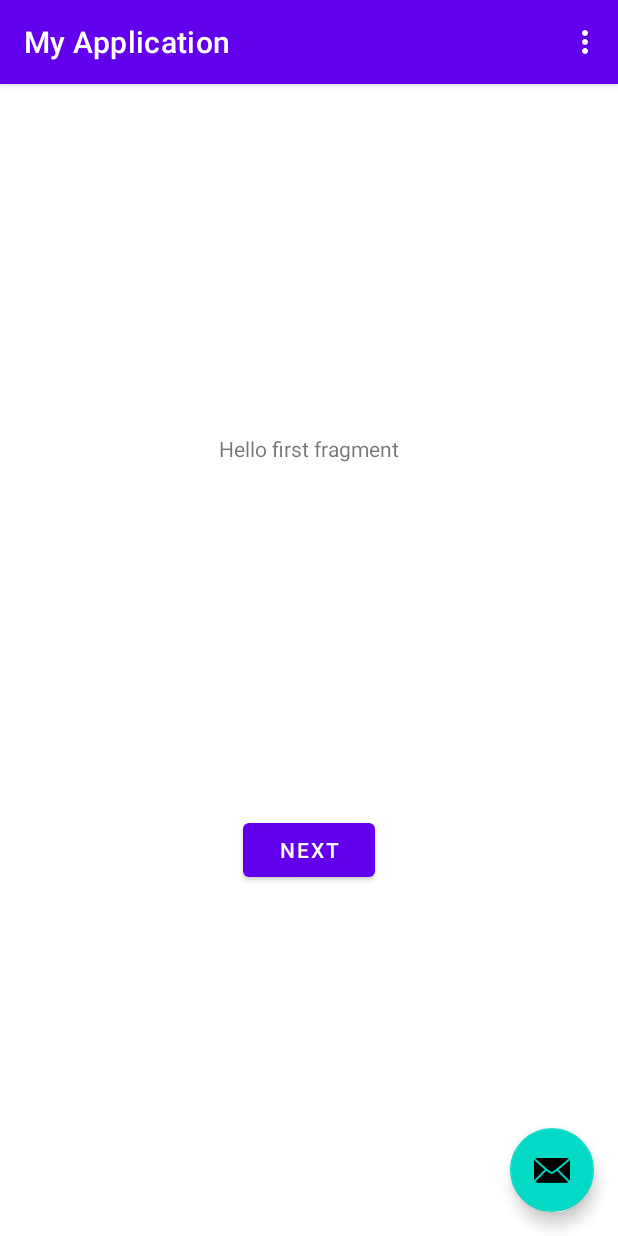
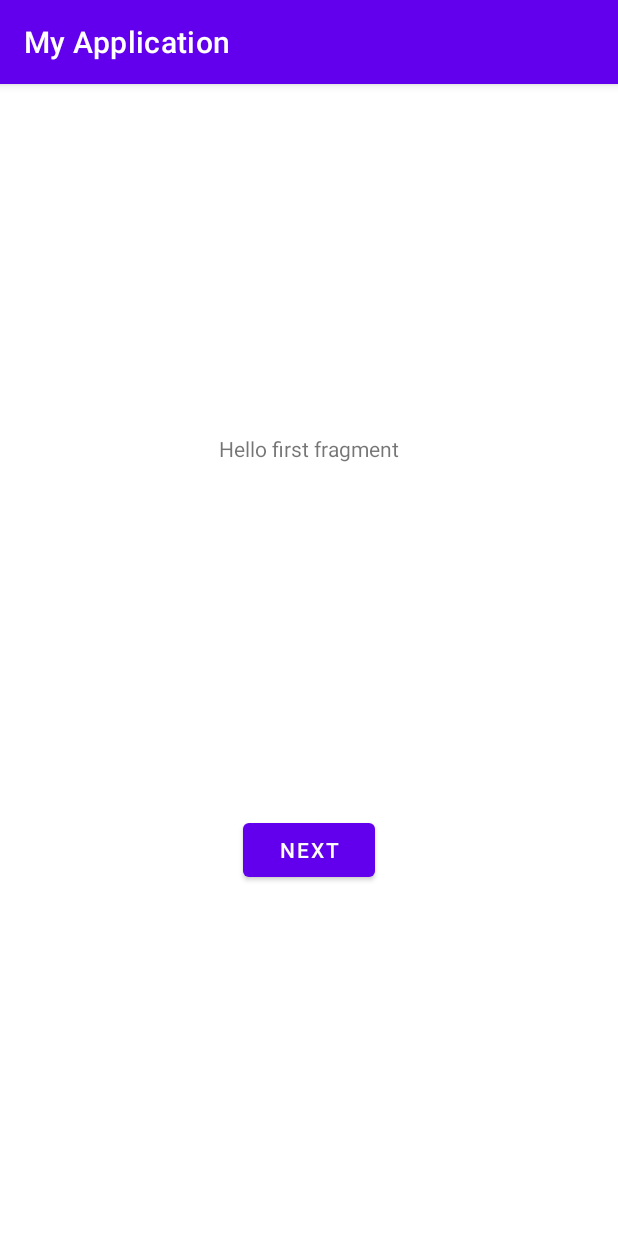
Before and after one commit to sharmakunal123/MVVMKotlinWithUT, an Android app: the screen it shows after launch (MainActivity), on a phone screen of 412 x 824 dp. Run offline under Robolectric (Android 15) with nearby library versions, the phone set to English and light mode, and no system bars.

```diff
--- a/MVVMStructure/app/build.gradle
+++ b/MVVMStructure/app/build.gradle
@@ -75,4 +75,9 @@ dependencies {
     kapt 'com.google.dagger:dagger-android-processor:2.23.1'
     kapt 'com.google.dagger:dagger-compiler:2.31.2'
 
+    // retrofit
+    implementation 'com.squareup.retrofit2:retrofit:2.9.0'
+    implementation 'com.squareup.retrofit2:converter-gson:2.9.0'
+    implementation "com.squareup.okhttp3:logging-interceptor:4.7.2"
+
 }
--- a/MVVMStructure/app/src/main/java/com/jobapply/myapplication/MainActivity.kt
+++ b/MVVMStructure/app/src/main/java/com/jobapply/myapplication/MainActivity.kt
@@ -12,24 +12,6 @@ class MainActivity : AppCompatActivity() {
     override fun onCreate(savedInstanceState: Bundle?) {
         super.onCreate(savedInstanceState)
         setContentView(R.layout.activity_main)
-
         setSupportActionBar(findViewById(R.id.toolbar))
-
-        findViewById<FloatingActionButton>(R.id.fab).setOnClickListener { view ->
-            Snackbar.make(view, "Replace with your own action", Snackbar.LENGTH_LONG)
-                    .setAction("Action", null).show()
-        }
-    }
-
-    override fun onCreateOptionsMenu(menu: Menu): Boolean {
-        menuInflater.inflate(R.menu.menu_main, menu)
-        return true
-    }
-
-    override fun onOptionsItemSelected(item: MenuItem): Boolean {
-        return when (item.itemId) {
-            R.id.action_settings -> true
-            else -> super.onOptionsItemSelected(item)
-        }
     }
 }
--- /dev/null
+++ b/MVVMStructure/app/src/main/java/com/jobapply/myapplication/model/Source.kt
@@ -0,0 +1,6 @@
+package com.jobapply.myapplication.model
+
+data class Source(
+    val id: Any,
+    val name: String
+)
--- a/MVVMStructure/app/src/main/res/layout/activity_main.xml
+++ b/MVVMStructure/app/src/main/res/layout/activity_main.xml
@@ -1,9 +1,10 @@
 <?xml version="1.0" encoding="utf-8"?>
-<androidx.coordinatorlayout.widget.CoordinatorLayout xmlns:android="http://schemas.android.com/apk/res/android"
+<LinearLayout xmlns:android="http://schemas.android.com/apk/res/android"
     xmlns:app="http://schemas.android.com/apk/res-auto"
     xmlns:tools="http://schemas.android.com/tools"
     android:layout_width="match_parent"
     android:layout_height="match_parent"
+    android:orientation="vertical"
     tools:context=".MainActivity">
 
     <com.google.android.material.appbar.AppBarLayout
@@ -22,12 +23,4 @@
 
     <include layout="@layout/content_main" />
 
-    <com.google.android.material.floatingactionbutton.FloatingActionButton
-        android:id="@+id/fab"
-        android:layout_width="wrap_content"
-        android:layout_height="wrap_content"
-        android:layout_gravity="bottom|end"
-        android:layout_margin="@dimen/fab_margin"
-        app:srcCompat="@android:drawable/ic_dialog_email" />
-
-</androidx.coordinatorlayout.widget.CoordinatorLayout>
+</LinearLayout>
--- a/MVVMStructure/app/src/main/res/navigation/nav_graph.xml
+++ b/MVVMStructure/app/src/main/res/navigation/nav_graph.xml
@@ -24,5 +24,8 @@
         <action
             android:id="@+id/action_SecondFragment_to_FirstFragment"
             app:destination="@id/FirstFragment" />
+        <action
+            android:id="@+id/action_SecondFragment_to_FirstFragment2"
+            app:destination="@id/FirstFragment" />
     </fragment>
 </navigation>
```
Also changed, not shown: MVVMStructure/app/src/main/java/com/jobapply/myapplication/model/Article.kt (added, +12 -0 lines), MVVMStructure/app/src/main/java/com/jobapply/myapplication/model/ArticlesModel.kt (added, +15 -0 lines), MVVMStructure/app/src/main/java/com/jobapply/myapplication/networkpack/NewsApi.kt (added, +18 -0 lines), MVVMStructure/app/src/main/java/com/jobapply/myapplication/networkpack/RetrofitInstance.kt (added, +23 -0 lines), MVVMStructure/app/src/main/res/navigation/navigation_activity.xml (added, +18 -0 lines), MVVMStructure/app/src/main/java/com/jobapply/myapplication/utils/Consts.kt (line endings or trailing spaces).
